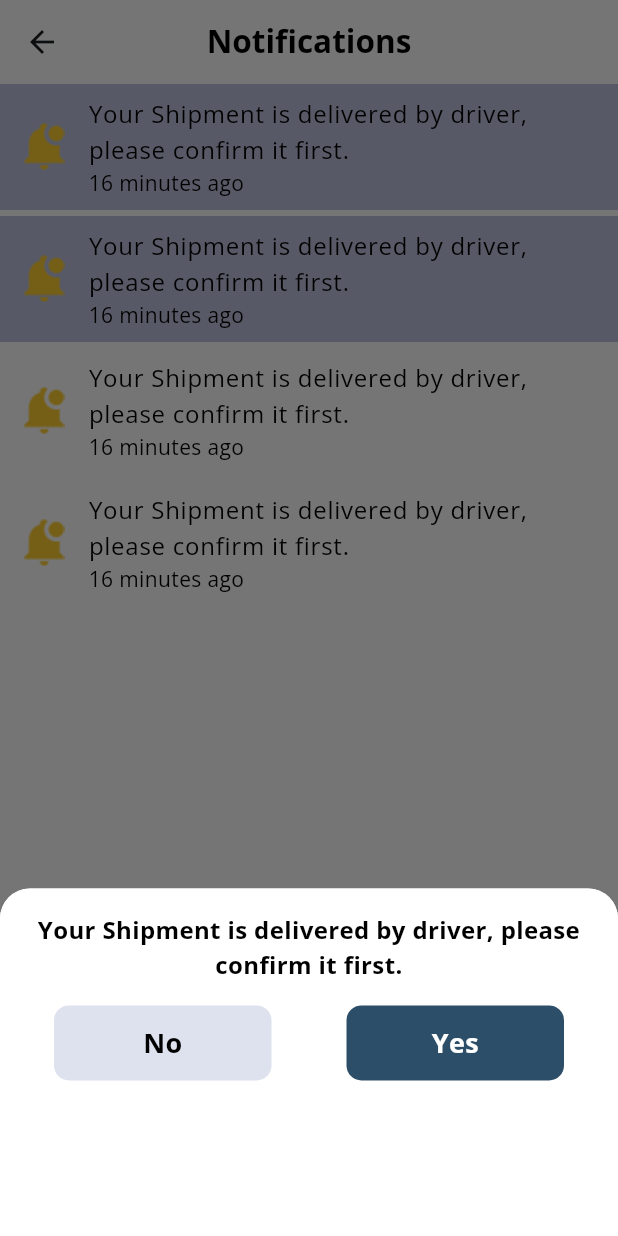
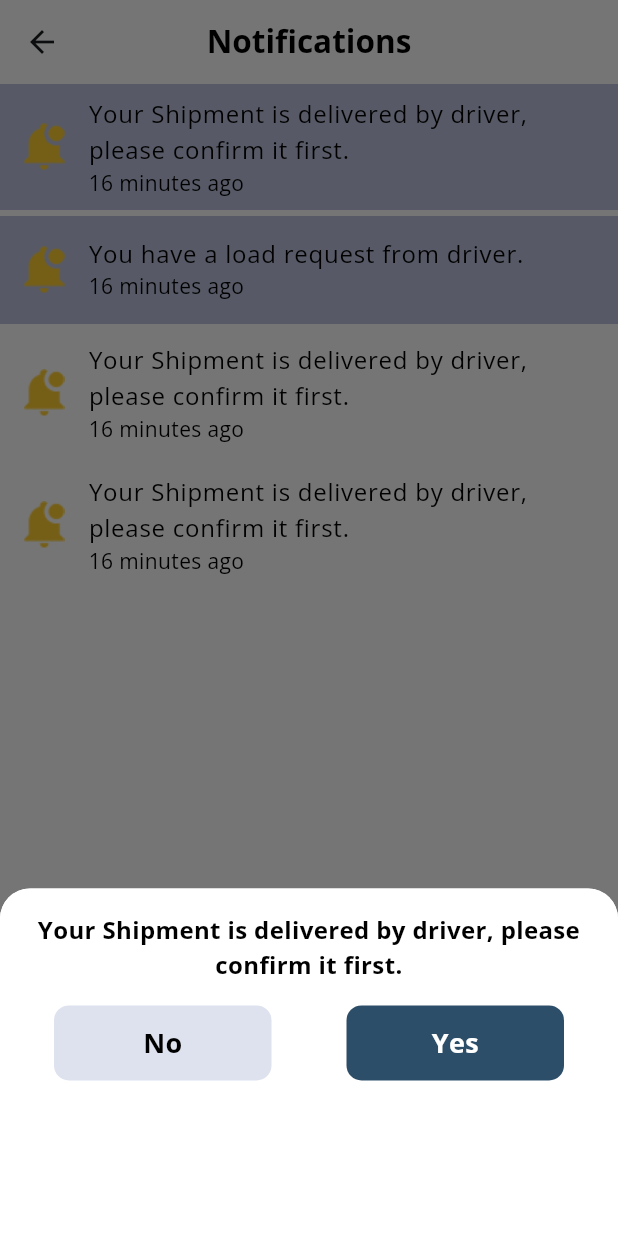
Before and after one commit to Shakil-Shak/ootms, a Flutter app: the UserAllNotificationsPage screen opened directly, after a tap on "Your Shipment is delivered by driver, pl", on a phone screen of 412 x 824 dp. Run offline on Flutter 3.47's test engine with Material 3 defaults, Android fonts, the phone set to English and light mode, and no system bars; our stand-ins replace carousel_slider, dotted_border, flutter_map, flutter_spinkit, font_awesome_flutter, google_fonts and 1 more; network calls fail.

Commit message:
issue fixed

```diff
--- a/lib/presentation/screens/auth/signup/signup_view.dart
+++ b/lib/presentation/screens/auth/signup/signup_view.dart
@@ -180,7 +180,7 @@ class _SignupPageState extends State<SignupPage> {
                             border:
                                 Border.all(width: 1, color: AppColor.black)),
                         child: commonIconButton(
-                            "Sign Up With Google",
+                            "Sign Up With Facebook",
                             isBold: false,
                             Image.asset("assets/icons/logos_facebook.png"),
                             color: Colors.transparent,
--- a/lib/presentation/screens/role/driver/notification/driver_all_notifications.dart
+++ b/lib/presentation/screens/role/driver/notification/driver_all_notifications.dart
@@ -6,26 +6,29 @@ import 'package:ootms/presentation/components/common_button.dart';
 
 import 'package:ootms/presentation/components/common_text.dart';
 import 'package:ootms/presentation/components/common_textfield.dart';
+import 'package:ootms/presentation/navigation/animeted_navigation.dart';
+import 'package:ootms/presentation/screens/role/driver/home/driver_map2.dart';
+import 'package:ootms/presentation/screens/role/driver/shipping/driver_load_request_details.dart';
 
 class DriverAllNotificationsPage extends StatelessWidget {
   final List<Map<String, dynamic>> loadRequests = [
     {
-      'title': 'Your Shipment is delivered by driver, please confirm it first.',
+      'title': 'You have a load request.',
       'time': '16 minutes ago',
       'read': false
     },
     {
-      'title': 'Your Shipment is delivered by driver, please confirm it first.',
+      'title': 'You have a load near you.',
       'time': '16 minutes ago',
       'read': false
     },
     {
-      'title': 'Your Shipment is delivered by driver, please confirm it first.',
+      'title': 'You have a load request.',
       'time': '16 minutes ago',
       'read': true
     },
     {
-      'title': 'Your Shipment is delivered by driver, please confirm it first.',
+      'title': 'You have a load request.',
       'time': '16 minutes ago',
       'read': true
     },
@@ -218,7 +221,14 @@ class DriverAllNotificationsPage extends StatelessWidget {
                   title: commonText(loadRequests[index]['title'], size: 16),
                   subtitle: commonText(loadRequests[index]['time'], size: 14),
                   onTap: () {
-                    _showBottomSheet(context);
+                    if (index == 1) {
+                      animetedNavigationPush(const DriverMap2Page(), context);
+                    } else {
+                      animetedNavigationPush(
+                          DriverLoadRequestDetailsPage(), context);
+                    }
+
+                    // _showBottomSheet(context);
                   },
                 );
               },
--- a/lib/presentation/screens/role/user/create_load/user_create_load.dart
+++ b/lib/presentation/screens/role/user/create_load/user_create_load.dart
@@ -4,6 +4,7 @@ import 'package:ootms/presentation/components/common_button.dart';
 import 'package:ootms/presentation/components/common_text.dart';
 import 'package:ootms/presentation/components/common_textfield.dart';
 import 'package:ootms/presentation/navigation/animeted_navigation.dart';
+import 'package:ootms/presentation/screens/role/user/home/user_map2.dart';
 import 'package:ootms/presentation/screens/role/user/load%20from%20excle/assign_preferred_driver.dart';
 
 class UserCreateLoadPage extends StatefulWidget {
@@ -499,6 +500,8 @@ class _UserCreateLoadPageState extends State<UserCreateLoadPage>
                               TextButton(
                                 onPressed: () {
                                   Navigator.pop(context);
+                                  animetedNavigationPush(
+                                      const UserMap2Page(), context);
                                 },
                                 style: TextButton.styleFrom(
                                   backgroundColor: Colors.grey.shade300,
--- a/lib/presentation/screens/role/user/load from excle/create_load.dart
+++ b/lib/presentation/screens/role/user/load from excle/create_load.dart
@@ -33,9 +33,9 @@ class _Create_load_XLState extends State<Create_load_XL> {
               },
               color: AppColor.primaryColorLight,
               textColor: AppColor.black,
-              FaIcon(FontAwesomeIcons.fileExcel),
+              const FaIcon(FontAwesomeIcons.fileExcel),
             ),
-            SizedBox(
+            const SizedBox(
               height: 16,
             ),
             DottedBorder(
--- a/lib/presentation/screens/role/user/load from excle/load_data.dart
+++ b/lib/presentation/screens/role/user/load from excle/load_data.dart
@@ -3,6 +3,7 @@ import 'package:ootms/core/constants/color/app_color.dart';
 import 'package:ootms/presentation/components/common_button.dart';
 import 'package:ootms/presentation/components/common_text.dart';
 import 'package:ootms/presentation/navigation/animeted_navigation.dart';
+import 'package:ootms/presentation/screens/role/user/home/user_map2.dart';
 import 'package:ootms/presentation/screens/role/user/load%20from%20excle/assign_preferred_driver.dart';
 import 'package:ootms/presentation/screens/role/user/load%20from%20excle/load_details.dart';
 
@@ -114,6 +115,8 @@ class LoadDataScreen extends StatelessWidget {
                             TextButton(
                               onPressed: () {
                                 Navigator.pop(context);
+                                   animetedNavigationPush(
+                                    const UserMap2Page(), context);
                               },
                               style: TextButton.styleFrom(
                                 backgroundColor: Colors.grey.shade300,
--- a/lib/presentation/screens/role/user/notification/user_all_notifications.dart
+++ b/lib/presentation/screens/role/user/notification/user_all_notifications.dart
@@ -6,6 +6,10 @@ import 'package:ootms/presentation/components/common_button.dart';
 
 import 'package:ootms/presentation/components/common_text.dart';
 import 'package:ootms/presentation/components/common_textfield.dart';
+import 'package:ootms/presentation/navigation/animeted_navigation.dart';
+import 'package:ootms/presentation/screens/role/user/profile/user_edit_profile.dart';
+import 'package:ootms/presentation/screens/role/user/shipping/user_load_request.dart';
+import 'package:ootms/presentation/screens/role/user/shipping/user_load_request_details.dart';
 
 class UserAllNotificationsPage extends StatelessWidget {
   final List<Map<String, dynamic>> loadRequests = [
@@ -15,7 +19,7 @@ class UserAllNotificationsPage extends StatelessWidget {
       'read': false
     },
     {
-      'title': 'Your Shipment is delivered by driver, please confirm it first.',
+      'title': 'You have a load request from driver.',
       'time': '16 minutes ago',
       'read': false
     },
@@ -218,7 +222,12 @@ class UserAllNotificationsPage extends StatelessWidget {
                   title: commonText(loadRequests[index]['title'], size: 16),
                   subtitle: commonText(loadRequests[index]['time'], size: 14),
                   onTap: () {
-                    _showBottomSheet(context);
+                    if (index == 1) {
+                      animetedNavigationPush(
+                          UserLoadRequestDetailsPage(), context);
+                    } else {
+                      _showBottomSheet(context);
+                    }
                   },
                 );
               },
```
Also changed, not shown: lib/presentation/screens/auth/signin/signin_view.dart (+7 -7 lines), lib/presentation/screens/role/driver/home/driver_home_page.dart (+14 -2 lines).
